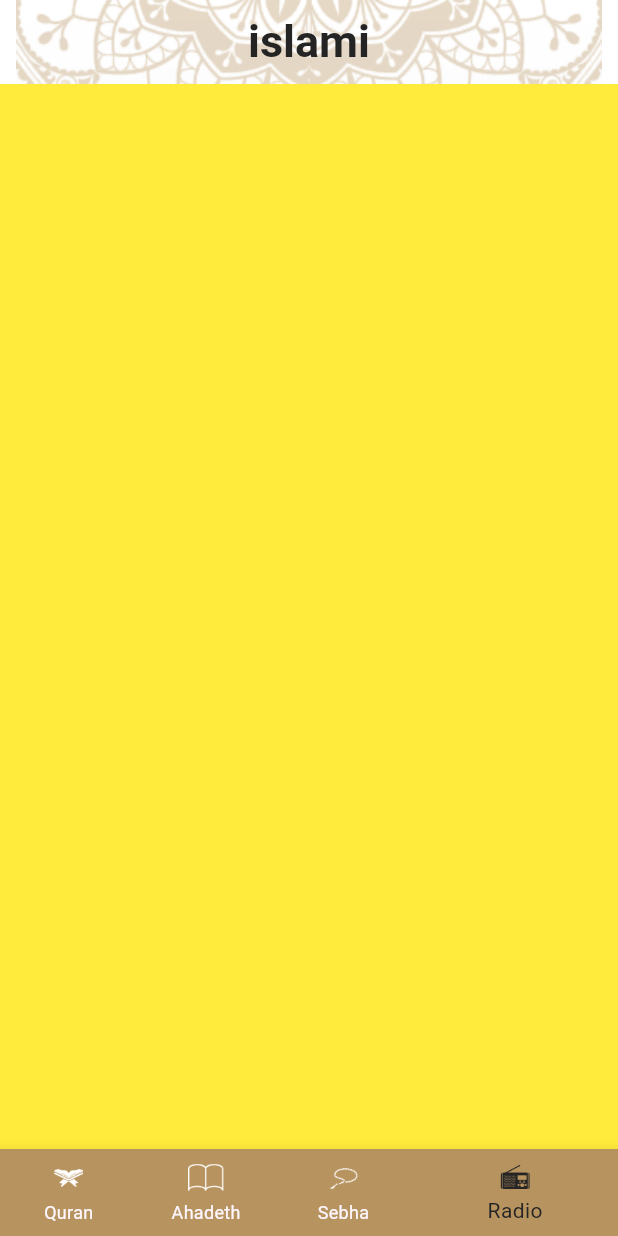
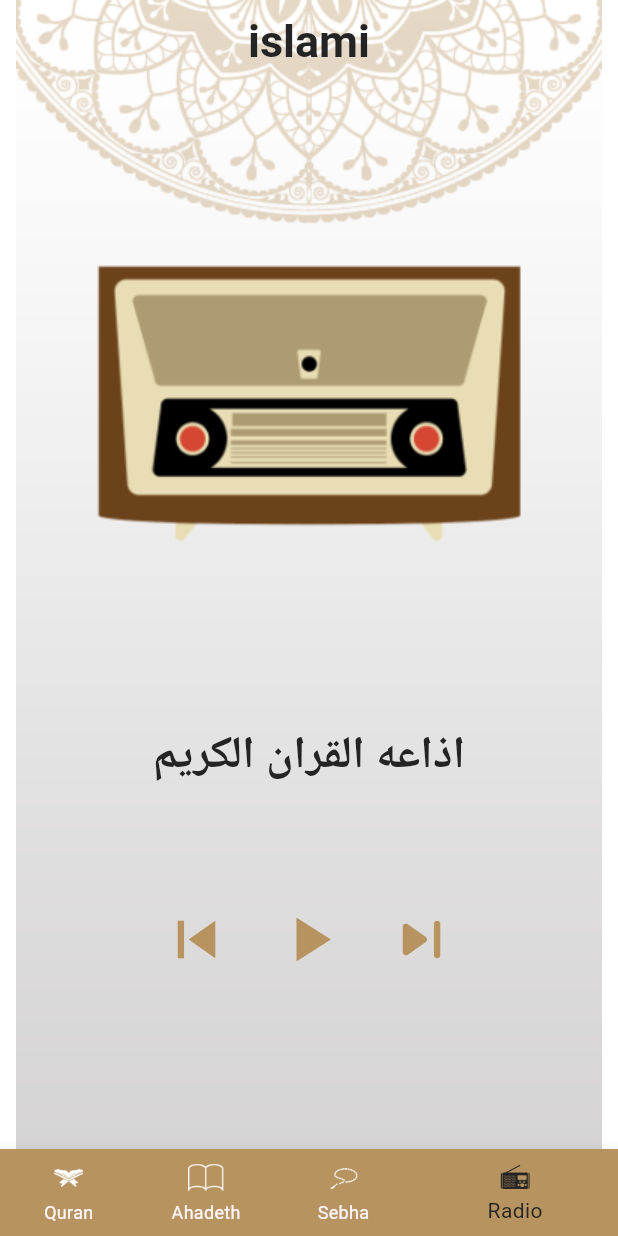
Before and after one commit to peterrafek/islami, a Flutter app: the screen it shows after launch, item 4 of the bottom bar chosen, on a phone screen of 412 x 824 dp. Run offline on Flutter 3.47's test engine with Material 3 defaults, Android fonts, the phone set to English and light mode, and no system bars.

```diff
--- a/lib/screens/main.dart
+++ b/lib/main.dart
@@ -2,6 +2,7 @@ import 'package:flutter/material.dart';
 import 'package:islami/screens/hadeth-details.dart';
 import 'package:islami/screens/home-screen.dart';
 import 'package:islami/screens/sura-details.dart';
+import 'package:islami/splash/splash-screen.dart';
 
 import 'package:islami/tabs/quran/quran-tab.dart';
 
@@ -13,13 +14,14 @@ class MyApp extends StatelessWidget{
   Widget build(BuildContext context) {
   return MaterialApp(
        routes: {
+         SplashScreen.routeName:(_)=>SplashScreen(),
          HomeScreen.routename:(_) =>HomeScreen(),
          QuranTab.routename:(_)=> QuranTab(),
          SuraDetails.routename:(_)=>SuraDetails(),
          HadethDetails.routename:(_)=>HadethDetails(),
 
        },
-initialRoute: HomeScreen.routename,
+initialRoute: SplashScreen.routeName,
   );
   }
 
--- a/lib/model/screen-details-args.dart
+++ b/lib/model/screen-details-args.dart
@@ -1,6 +1,6 @@
 
 class ScreenDetailsArgs{
-String fileName ;
+  String fileName ;
   String Name;
   ScreenDetailsArgs({required this.fileName , required this.Name});
 
--- a/lib/tabs/hadeth/hadeth-tab.dart
+++ b/lib/tabs/hadeth/hadeth-tab.dart
@@ -66,8 +66,10 @@ Navigator.pushNamed(context, HadethDetails.routename
 
                 Expanded(child: Text(
                     hadethName,
+
                     textAlign: TextAlign.center,
                     style: AppTheme.regularTitleTextStyle)),
+
 
               ],
             ),
--- a/lib/tabs/radio/radio-tab.dart
+++ b/lib/tabs/radio/radio-tab.dart
@@ -1,10 +1,37 @@
 import 'package:flutter/material.dart';
+import 'package:islami/utils/app-colors.dart';
+import 'package:islami/utils/app-theme.dart';
 
 class RadioTab extends StatelessWidget {
   const RadioTab({super.key});
 
   @override
   Widget build(BuildContext context) {
-    return Container(color: Colors.yellow,);
+    return Column(children: [
+      Expanded(flex:6,
+          child: Image.asset("assets/images/radio_image.png")),
+      Expanded(flex: 4,
+        child: Column(
+          children: [
+            Text("اذاعه القران الكريم",
+            style: AppTheme.appBarTextStyle,),
+         SizedBox(height: 75,),
+         Row(mainAxisAlignment: MainAxisAlignment.center,
+           children: [
+           Icon(Icons.skip_previous,size: 50,color: AppColors.Orange),
+           SizedBox(width: 25,),
+           Icon(Icons.play_arrow,size: 50,color: AppColors.Orange),
+             SizedBox(width: 25,),
+           Icon(Icons.skip_next_rounded,size: 50,color: AppColors.Orange),
+         ],
+
+
+         )
+          ],
+        ),
+      ),
+
+
+    ],);
   }
 }
```
Also changed, not shown: lib/screens/hadeth-details.dart (+6 -4 lines), lib/screens/sura-details.dart (+12 -6 lines), lib/splash/splash-screen.dart (added, +23 -0 lines), assets/images/radio_image.png (added), 1 other file.
